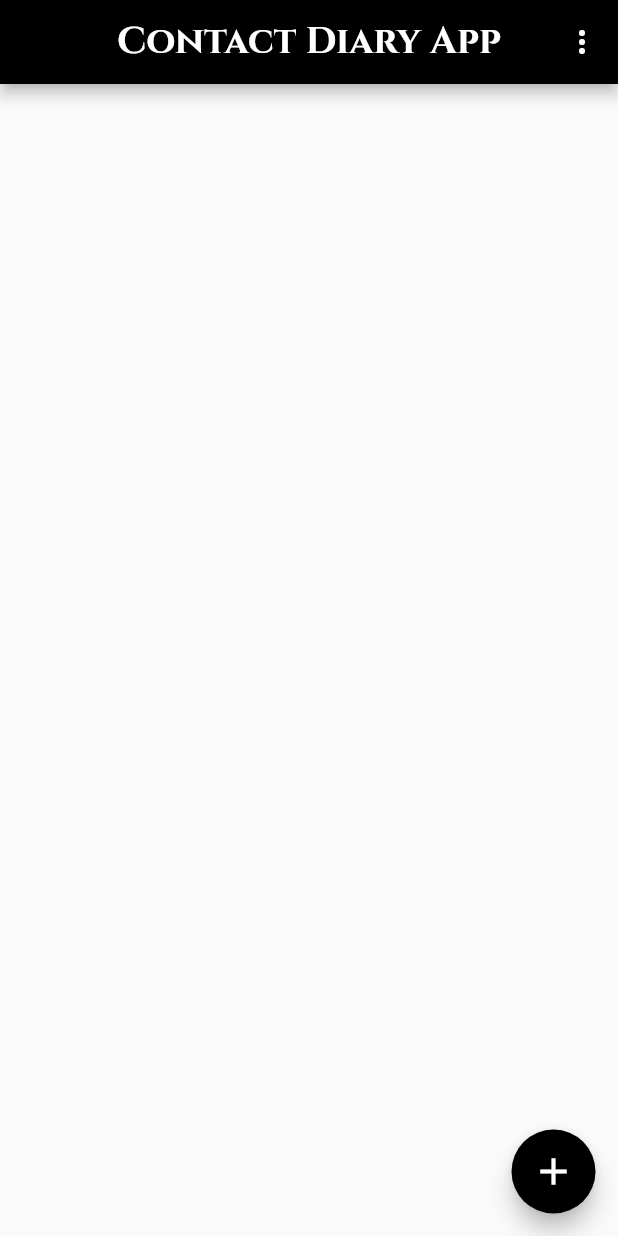
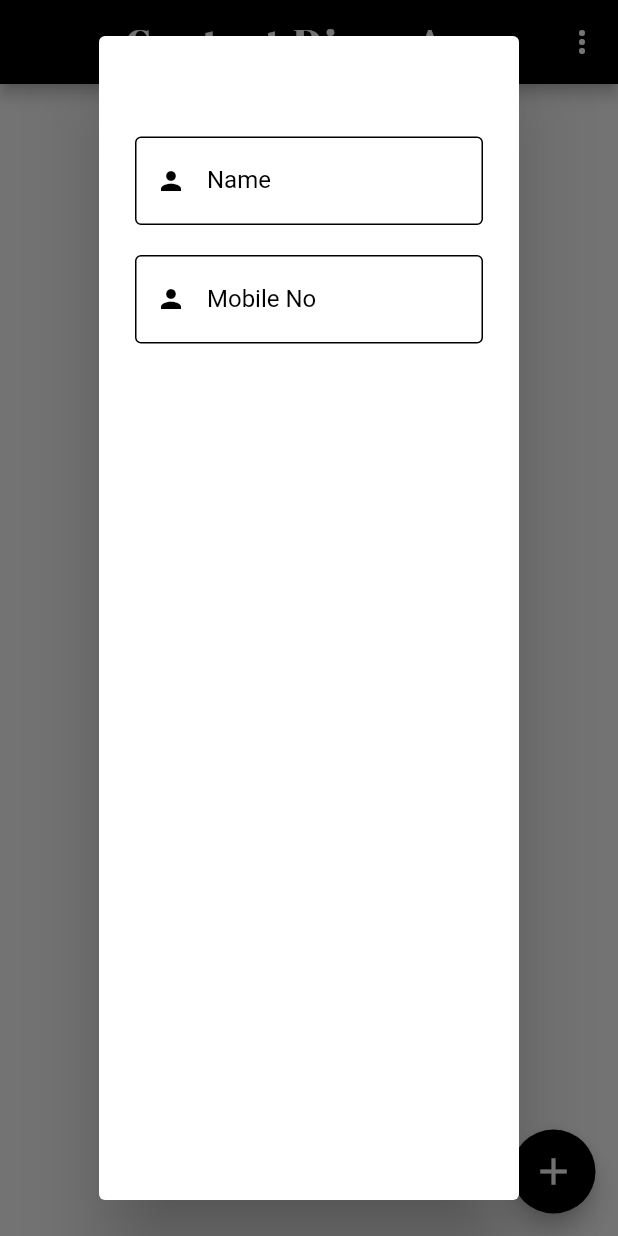
Before and after one commit to Parthsavaliya11/contactdiary, a Flutter app: the screen it shows after launch, after a tap on the "add" icon, on a phone screen of 412 x 824 dp. Run offline on Flutter 3.47's test engine with Material 2 defaults, Android fonts, the phone set to English and light mode, and no system bars; our stand-ins replace google_fonts.

Commit message:
22/6/22 /first day

```diff
--- a/lib/screen/view/contact_screen.dart
+++ b/lib/screen/view/contact_screen.dart
@@ -1,3 +1,4 @@
+import 'package:contactdiary/utilis/constant/components/sizedbox.dart';
 import 'package:flutter/material.dart';
 import 'package:google_fonts/google_fonts.dart';
 
@@ -11,6 +12,11 @@ class contact_screen extends StatefulWidget {
 class _contact_screenState extends State<contact_screen> {
   List<String> Info = ["Delete", "About", "Delete All"];
   String Selected = "";
+  TextEditingController txt_Name = TextEditingController();
+  TextEditingController txt_Num = TextEditingController();
+  String? Number;
+  String? Name;
+  Key keys = GlobalKey();
   @override
   Widget build(BuildContext context) {
     return SafeArea(
@@ -19,9 +25,9 @@ class _contact_screenState extends State<contact_screen> {
           backgroundColor: Colors.black,
           title: Text(
             'Contact Diary App',
-            style: GoogleFonts.cinzel(fontWeight: FontWeight.bold,fontSize: 25),
+            style: GoogleFonts.abrilFatface(
+                fontWeight: FontWeight.w300, fontSize: 25, letterSpacing: 2),
           ),
-
           centerTitle: true,
           actions: [
             PopupMenuButton(
@@ -47,7 +53,9 @@ class _contact_screenState extends State<contact_screen> {
             ),
           ],
         ),
-        body: Container(
+        body: Form(
+          key: keys,
+          child: Container(
             child: Column(children: [
               Expanded(
                   child: Container(
@@ -58,7 +66,56 @@ class _contact_screenState extends State<contact_screen> {
                           backgroundColor: Colors.black,
                           tooltip: "Add",
                           onPressed: () {
+                            showDialog(
+                                context: context,
+                                builder: (context) {
+                                  return AlertDialog(
+                                    title: Text(
+                                      "Enter Person Detail",
+                                      style: TextStyle(color: Colors.white),
+                                    ),
+                                    content: Column(
+                                      children: [
+                                        TextFormField(
+                                          key: keys,
+                                          decoration: InputDecoration(
 
+                                            hintText: "Enter Person Name",
+                                              enabledBorder: OutlineInputBorder(
+                                                borderSide: BorderSide(
+                                                    color: Colors.black,
+                                                    width: 1  ),
+                                              ),
+                                              focusedBorder: OutlineInputBorder(
+                                                borderSide: BorderSide(
+                                                    color: Colors.black,
+                                                    width: 2  ),
+                                              ),
+                                              border: OutlineInputBorder(),label: Text("Name",style: TextStyle(color: Colors.black),),prefixIcon: Icon(Icons.person,size: 20,color: Colors.black,)),
+                                        ),
+                                        H(20),
+                                        TextFormField(
+
+                                          decoration: InputDecoration(
+
+                                            hintText: "Enter Mobile Number",
+                                              enabledBorder: OutlineInputBorder(
+                                                borderSide: BorderSide(
+                                                    color: Colors.black,
+                                                    width: 1  ),
+                                              ),
+                                              focusedBorder: OutlineInputBorder(
+                                                borderSide: BorderSide(
+                                                    color: Colors.black,
+                                                    width: 2  ),
+                                              ),
+                                              border: OutlineInputBorder(),label: Text("Mobile No",style: TextStyle(color: Colors.black),),prefixIcon: Icon(Icons.person,size: 20,color: Colors.black,)),
+                                        ),
+                                      ],
+                                    ),
+                                    backgroundColor: Colors.white,
+                                  );
+                                });
                           },
                           child: Icon(
                             Icons.add,
@@ -70,6 +127,7 @@ class _contact_screenState extends State<contact_screen> {
             ]),
           ),
         ),
+      ),
     );
   }
 }
--- /dev/null
+++ b/lib/utilis/constant/components/sizedbox.dart
@@ -0,0 +1,3 @@
+import 'package:flutter/material.dart';
+Widget H(double h) => SizedBox(height : h,);
+Widget W(double w) => SizedBox(height : w,);
```
Lines whose indentation alone changed are shown as unchanged.
